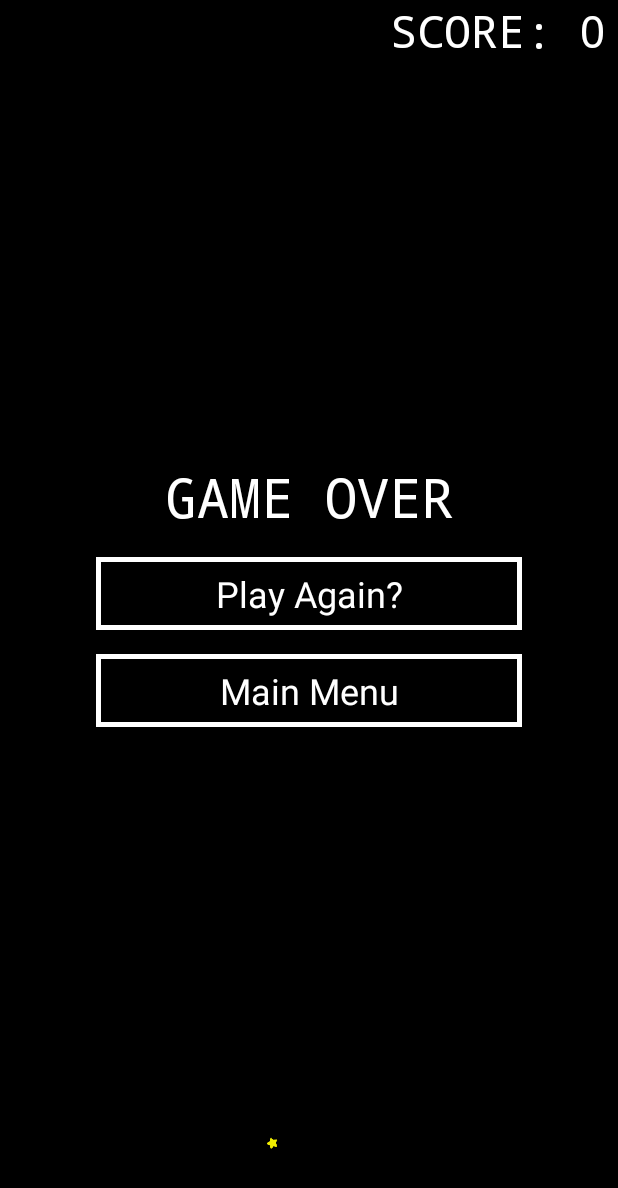
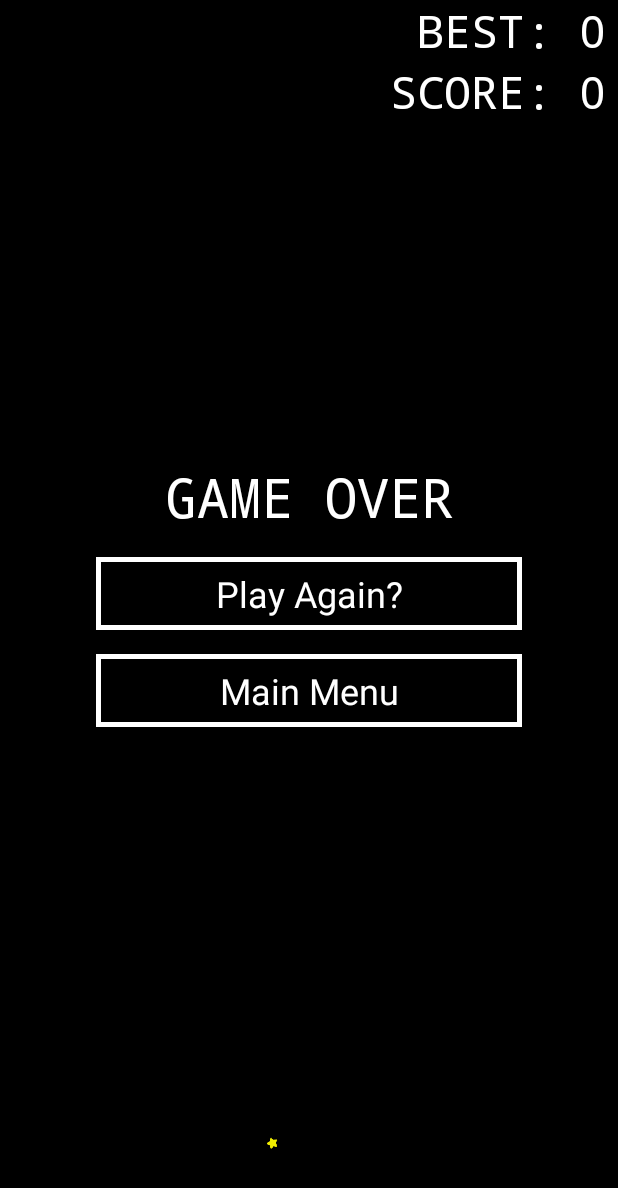
Before and after one commit to kbush1563/final_project, an Android app: the screen it shows after launch once a user with an empty profile is signed in (MainActivity), after a tap on "START", on a phone screen of 412 x 824 dp. Shown: the top 1188 px of the screen. Run offline under Robolectric (Android 15) with nearby library versions, the phone set to English and light mode, and no system bars; our stand-ins replace Firebase (no records; nobody signed in at launch, a user with empty details on screens opened directly); pictures from the network do not load; 1 other tap on this screen came first.

Commit message:
Will save all scores to leaderboard now

```diff
--- a/GravitySim/app/src/main/java/com/example/kbush/gravitysim/MainActivity.java
+++ b/GravitySim/app/src/main/java/com/example/kbush/gravitysim/MainActivity.java
@@ -27,7 +27,7 @@ public class MainActivity extends AppCompatActivity {
     Runnable runnable;
     Handler handler = new Handler();
     int gameTicks, endingScore;
-    boolean started;
+    boolean started, doOnce;
 
     final static int SETTINGS_RESULT = 1;
     final static int LOGIN_RESULT = 2;
@@ -102,6 +102,7 @@ public class MainActivity extends AppCompatActivity {
                 TextView scoreView = findViewById(R.id.current_score_text);
                 scoreView.setText("SCORE: 0");
                 final GameView gameView = findViewById(R.id.gameBoard);
+                doOnce = true;
                 gameBackend = new GameBackend(gameView, getApplicationContext());
             }
         });
@@ -114,7 +115,7 @@ public class MainActivity extends AppCompatActivity {
                 setupMainScreen();
             }
         });
-
+        doOnce = true;
         // Setup game timer
         runnable = new Runnable() {
             @Override
@@ -132,6 +133,10 @@ public class MainActivity extends AppCompatActivity {
                 } else {
                     gameOverScreen.setVisibility(View.VISIBLE);
                     endingScore = gameBackend.getScore();
+                    if (doOnce) {
+                        scoreDb.insertScoreOnly(endingScore);
+                        doOnce = false;
+                    }
                     // TODO: Handle updating scores everytime
                 }
                 gameBackend.drawGraphics();
--- a/GravitySim/app/src/main/java/com/example/kbush/gravitysim/ScoreDataBase.java
+++ b/GravitySim/app/src/main/java/com/example/kbush/gravitysim/ScoreDataBase.java
@@ -136,6 +136,19 @@ class ScoreDataBase {
         highScoreView.setAdapter(theAdaptor);
     }
 
+
+    void insertScoreOnly(int score) {
+        HighScoreReference result = new HighScoreReference(uid, (score + ""));
+        int index = topScoreList.size();
+        if (index > 0 && score > topScoreList.get(index - 1).getScore()) {
+            while (index > 0 && score > topScoreList.get(index - 1).getScore()) {
+                index--;
+            }
+            topScoreList.add(index, result);
+            topScoreList.remove(topScoreList.size() - 1);
+        }
+    }
+
     // Sets the highscore list on the database
     private void setNewListData() {
         Map<String, Object> userData = new HashMap<>();
--- a/GravitySim/app/src/main/res/layout/game_board.xml
+++ b/GravitySim/app/src/main/res/layout/game_board.xml
@@ -18,6 +18,18 @@
         tools:layout_editor_absoluteY="0dp" />
 
     <TextView
+        android:id="@+id/text_best_score"
+        android:layout_width="wrap_content"
+        android:layout_height="wrap_content"
+        android:layout_marginEnd="8dp"
+        android:fontFamily="monospace"
+        android:text="BEST: 0"
+        android:textColor="@android:color/white"
+        android:textSize="30sp"
+        app:layout_constraintEnd_toEndOf="parent"
+        app:layout_constraintTop_toTopOf="parent" />
+
+    <TextView
         android:id="@+id/current_score_text"
         android:layout_width="wrap_content"
         android:layout_height="wrap_content"
@@ -27,7 +39,7 @@
         android:textColor="@android:color/white"
         android:textSize="30sp"
         app:layout_constraintEnd_toEndOf="parent"
-        app:layout_constraintTop_toTopOf="parent" />
+        app:layout_constraintTop_toBottomOf="@id/text_best_score" />
 
     <LinearLayout
         android:id="@+id/game_over_layout"
```
